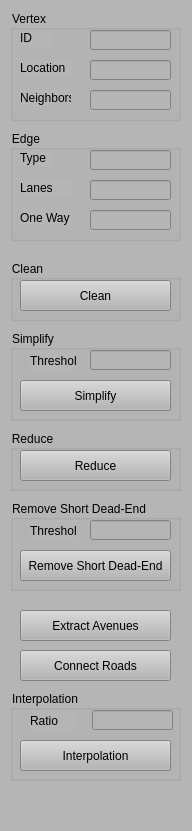
Above: GSMViewer/ControlWidget.ui from gnishida/GSMViewer before the change. Below: the same form after it.
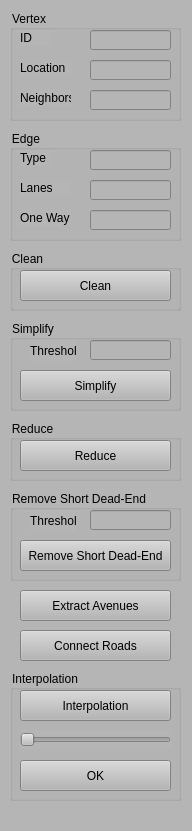
That is the form after the change.

What changed in the file:
```diff
--- a/GSMViewer/ControlWidget.ui
+++ b/GSMViewer/ControlWidget.ui
@@ -106,7 +106,7 @@
     <property name="geometry">
      <rect>
       <x>10</x>
-      <y>330</y>
+      <y>320</y>
       <width>171</width>
       <height>91</height>
      </rect>
@@ -155,7 +155,7 @@
     <property name="geometry">
      <rect>
       <x>10</x>
-      <y>500</y>
+      <y>490</y>
       <width>171</width>
       <height>91</height>
      </rect>
@@ -204,7 +204,7 @@
     <property name="geometry">
      <rect>
       <x>20</x>
-      <y>610</y>
+      <y>590</y>
       <width>151</width>
       <height>31</height>
      </rect>
@@ -217,7 +217,7 @@
     <property name="geometry">
      <rect>
       <x>10</x>
-      <y>260</y>
+      <y>250</y>
       <width>171</width>
       <height>61</height>
      </rect>
@@ -325,7 +325,7 @@
     <property name="geometry">
      <rect>
       <x>10</x>
-      <y>430</y>
+      <y>420</y>
       <width>171</width>
       <height>61</height>
      </rect>
@@ -351,7 +351,7 @@
     <property name="geometry">
      <rect>
       <x>20</x>
-      <y>650</y>
+      <y>630</y>
       <width>151</width>
       <height>31</height>
      </rect>
@@ -364,9 +364,9 @@
     <property name="geometry">
      <rect>
       <x>10</x>
-      <y>690</y>
+      <y>670</y>
       <width>171</width>
-      <height>91</height>
+      <height>131</height>
      </rect>
     </property>
     <property name="title">
@@ -376,7 +376,7 @@
      <property name="geometry">
       <rect>
        <x>10</x>
-       <y>50</y>
+       <y>20</y>
        <width>151</width>
        <height>31</height>
       </rect>
@@ -385,28 +385,31 @@
       <string>Interpolation</string>
      </property>
     </widget>
-    <widget class="QLabel" name="label_9">
+    <widget class="QSlider" name="horizontalSliderInterpolationRatio">
      <property name="geometry">
       <rect>
-       <x>20</x>
-       <y>20</y>
-       <width>46</width>
-       <height>21</height>
+       <x>10</x>
+       <y>60</y>
+       <width>151</width>
+       <height>19</height>
       </rect>
      </property>
-     <property name="text">
-      <string>Ratio</string>
+     <property name="orientation">
+      <enum>Qt::Horizontal</enum>
      </property>
     </widget>
-    <widget class="QLineEdit" name="lineEditInterpolationRatio">
+    <widget class="QPushButton" name="pushButtonFinalizeInterpolation">
      <property name="geometry">
       <rect>
-       <x>82</x>
-       <y>20</y>
-       <width>81</width>
-       <height>20</height>
+       <x>10</x>
+       <y>90</y>
+       <width>151</width>
+       <height>31</height>
       </rect>
      </property>
+     <property name="text">
+      <string>OK</string>
+     </property>
     </widget>
    </widget>
   </widget>
```
